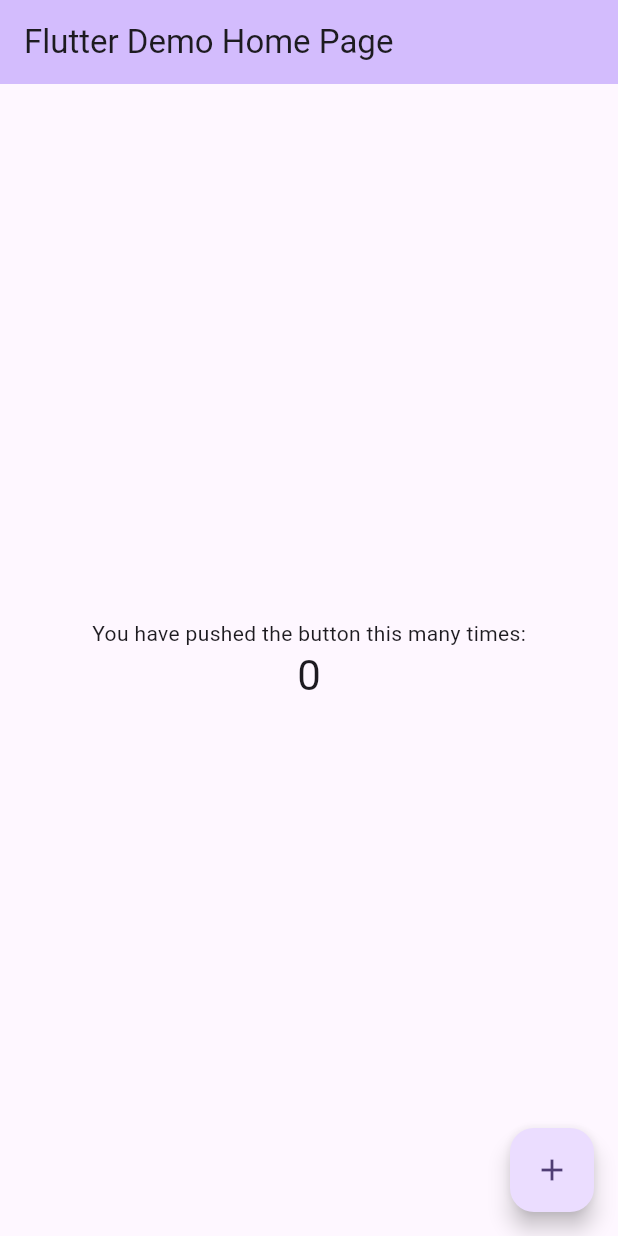
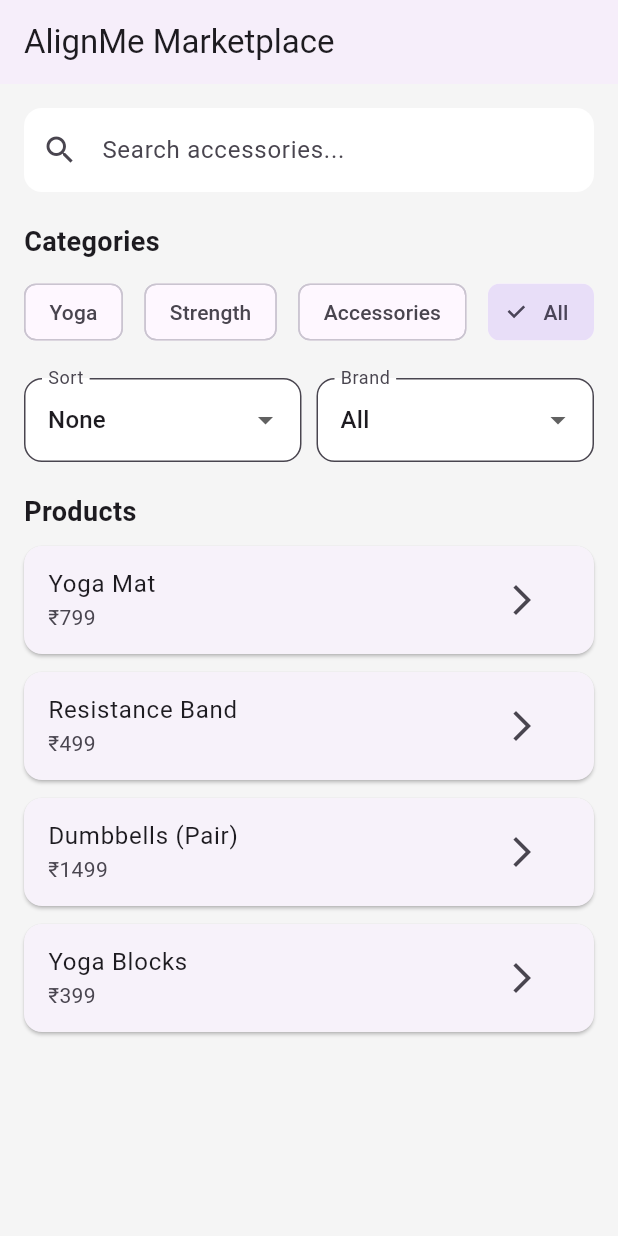
Before and after one commit to Emily-64/AlignMe_MarketPlace, a Flutter app: the screen it shows after launch, on a phone screen of 412 x 824 dp. Run offline on Flutter 3.47's test engine with Material 3 defaults, Android fonts, the phone set to English and light mode, and no system bars.

Commit message:
Initial commit: Flutter marketplace app

```diff
--- a/lib/main.dart
+++ b/lib/main.dart
@@ -1,4 +1,5 @@
 import 'package:flutter/material.dart';
+import 'package:url_launcher/url_launcher.dart';
 
 void main() {
   runApp(const MyApp());
@@ -7,116 +8,303 @@ void main() {
 class MyApp extends StatelessWidget {
   const MyApp({super.key});
 
-  // This widget is the root of your application.
   @override
   Widget build(BuildContext context) {
     return MaterialApp(
-      title: 'Flutter Demo',
+      debugShowCheckedModeBanner: false,
+      title: 'AlignMe Marketplace',
       theme: ThemeData(
-        // This is the theme of your application.
-        //
-        // TRY THIS: Try running your application with "flutter run". You'll see
-        // the application has a purple toolbar. Then, without quitting the app,
-        // try changing the seedColor in the colorScheme below to Colors.green
-        // and then invoke "hot reload" (save your changes or press the "hot
-        // reload" button in a Flutter-supported IDE, or press "r" if you used
-        // the command line to start the app).
-        //
-        // Notice that the counter didn't reset back to zero; the application
-        // state is not lost during the reload. To reset the state, use hot
-        // restart instead.
-        //
-        // This works for code too, not just values: Most code changes can be
-        // tested with just a hot reload.
-        colorScheme: .fromSeed(seedColor: Colors.deepPurple),
+        primarySwatch: Colors.purple,
+        scaffoldBackgroundColor: Colors.grey[100],
       ),
-      home: const MyHomePage(title: 'Flutter Demo Home Page'),
+      home: const MarketplaceHome(),
     );
   }
 }
 
-class MyHomePage extends StatefulWidget {
-  const MyHomePage({super.key, required this.title});
-
-  // This widget is the home page of your application. It is stateful, meaning
-  // that it has a State object (defined below) that contains fields that affect
-  // how it looks.
-
-  // This class is the configuration for the state. It holds the values (in this
-  // case the title) provided by the parent (in this case the App widget) and
-  // used by the build method of the State. Fields in a Widget subclass are
-  // always marked "final".
-
-  final String title;
+class MarketplaceHome extends StatefulWidget {
+  const MarketplaceHome({super.key});
 
   @override
-  State<MyHomePage> createState() => _MyHomePageState();
+  State<MarketplaceHome> createState() => _MarketplaceHomeState();
 }
 
-class _MyHomePageState extends State<MyHomePage> {
-  int _counter = 0;
+class _MarketplaceHomeState extends State<MarketplaceHome> {
+  final TextEditingController searchController = TextEditingController();
 
-  void _incrementCounter() {
+  final List<Map<String, dynamic>> products = [
+    {
+      "title": "Yoga Mat",
+      "price": "₹799",
+      "category": "Yoga",
+      "brand": "FitPro",
+      "amazon": "https://www.amazon.in/s?k=yoga+mat",
+      "flipkart": "https://www.flipkart.com/search?q=yoga+mat",
+    },
+    {
+      "title": "Resistance Band",
+      "price": "₹499",
+      "category": "Strength",
+      "brand": "FlexMax",
+      "amazon": "https://www.amazon.in/s?k=resistance+band",
+      "flipkart": "https://www.flipkart.com/search?q=resistance+band",
+    },
+    {
+      "title": "Dumbbells (Pair)",
+      "price": "₹1499",
+      "category": "Strength",
+      "brand": "ProLift",
+      "amazon": "https://www.amazon.in/s?k=dumbbells",
+      "flipkart": "https://www.flipkart.com/search?q=dumbbells",
+    },
+    {
+      "title": "Yoga Blocks",
+      "price": "₹399",
+      "category": "Yoga",
+      "brand": "ZenFit",
+      "amazon": "https://www.amazon.in/s?k=yoga+blocks",
+      "flipkart": "https://www.flipkart.com/search?q=yoga+blocks",
+    },
+  ];
+
+  List<Map<String, dynamic>> filteredProducts = [];
+
+  String selectedCategory = "All";
+  String selectedBrand = "All";
+  String selectedSort = "None";
+
+  @override
+  void initState() {
+    super.initState();
+    filteredProducts = List.from(products);
+
+    searchController.addListener(() {
+      applyFilters();
+    });
+  }
+
+  void applyFilters() {
+    String query = searchController.text.toLowerCase();
+
+    List<Map<String, dynamic>> results = products.where((item) {
+      bool matchesSearch = item["title"].toLowerCase().contains(query);
+      bool matchesCategory =
+          selectedCategory == "All" || item["category"] == selectedCategory;
+      bool matchesBrand = selectedBrand == "All" || item["brand"] == selectedBrand;
+      return matchesSearch && matchesCategory && matchesBrand;
+    }).toList();
+
+    if (selectedSort == "Price: Low to High") {
+      results.sort((a, b) =>
+          int.parse(a["price"].replaceAll(RegExp(r'[^0-9]'), '')) -
+          int.parse(b["price"].replaceAll(RegExp(r'[^0-9]'), '')));
+    } else if (selectedSort == "Price: High to Low") {
+      results.sort((a, b) =>
+          int.parse(b["price"].replaceAll(RegExp(r'[^0-9]'), '')) -
+          int.parse(a["price"].replaceAll(RegExp(r'[^0-9]'), '')));
+    }
+
     setState(() {
-      // This call to setState tells the Flutter framework that something has
-      // changed in this State, which causes it to rerun the build method below
-      // so that the display can reflect the updated values. If we changed
-      // _counter without calling setState(), then the build method would not be
-      // called again, and so nothing would appear to happen.
-      _counter++;
+      filteredProducts = results;
     });
   }
 
   @override
   Widget build(BuildContext context) {
-    // This method is rerun every time setState is called, for instance as done
-    // by the _incrementCounter method above.
-    //
-    // The Flutter framework has been optimized to make rerunning build methods
-    // fast, so that you can just rebuild anything that needs updating rather
-    // than having to individually change instances of widgets.
     return Scaffold(
       appBar: AppBar(
-        // TRY THIS: Try changing the color here to a specific color (to
-        // Colors.amber, perhaps?) and trigger a hot reload to see the AppBar
-        // change color while the other colors stay the same.
-        backgroundColor: Theme.of(context).colorScheme.inversePrimary,
-        // Here we take the value from the MyHomePage object that was created by
-        // the App.build method, and use it to set our appbar title.
-        title: Text(widget.title),
+        title: const Text("AlignMe Marketplace"),
+        elevation: 1,
       ),
-      body: Center(
-        // Center is a layout widget. It takes a single child and positions it
-        // in the middle of the parent.
+      body: Padding(
+        padding: const EdgeInsets.all(16.0),
         child: Column(
-          // Column is also a layout widget. It takes a list of children and
-          // arranges them vertically. By default, it sizes itself to fit its
-          // children horizontally, and tries to be as tall as its parent.
-          //
-          // Column has various properties to control how it sizes itself and
-          // how it positions its children. Here we use mainAxisAlignment to
-          // center the children vertically; the main axis here is the vertical
-          // axis because Columns are vertical (the cross axis would be
-          // horizontal).
-          //
-          // TRY THIS: Invoke "debug painting" (choose the "Toggle Debug Paint"
-          // action in the IDE, or press "p" in the console), to see the
-          // wireframe for each widget.
-          mainAxisAlignment: .center,
+          crossAxisAlignment: CrossAxisAlignment.start,
           children: [
-            const Text('You have pushed the button this many times:'),
-            Text(
-              '$_counter',
-              style: Theme.of(context).textTheme.headlineMedium,
+            // Search Bar
+            TextField(
+              controller: searchController,
+              decoration: InputDecoration(
+                hintText: "Search accessories...",
+                prefixIcon: const Icon(Icons.search),
+                filled: true,
+                fillColor: Colors.white,
+                border: OutlineInputBorder(
+                  borderRadius: BorderRadius.circular(12),
+                  borderSide: BorderSide.none,
+                ),
+              ),
+            ),
+            const SizedBox(height: 20),
+
+            // Categories
+            const Text(
+              "Categories",
+              style: TextStyle(fontSize: 18, fontWeight: FontWeight.bold),
+            ),
+            const SizedBox(height: 10),
+            Row(
+              mainAxisAlignment: MainAxisAlignment.spaceBetween,
+              children: [
+                categoryChip("Yoga"),
+                categoryChip("Strength"),
+                categoryChip("Accessories"),
+                categoryChip("All"),
+              ],
+            ),
+            const SizedBox(height: 20),
+
+            // Filters
+            Row(
+              children: [
+                filterDropdown(
+                  "Sort",
+                  ["None", "Price: Low to High", "Price: High to Low"],
+                  selectedSort,
+                  (value) {
+                    selectedSort = value!;
+                    applyFilters();
+                  },
+                ),
+                const SizedBox(width: 10),
+                filterDropdown(
+                  "Brand",
+                  ["All", "FitPro", "FlexMax", "ProLift", "ZenFit"],
+                  selectedBrand,
+                  (value) {
+                    selectedBrand = value!;
+                    applyFilters();
+                  },
+                ),
+              ],
+            ),
+            const SizedBox(height: 20),
+            const Text(
+              "Products",
+              style: TextStyle(fontSize: 18, fontWeight: FontWeight.bold),
+            ),
+            const SizedBox(height: 10),
+
+            // Product List
+            Expanded(
+              child: ListView.builder(
+                itemCount: filteredProducts.length,
+                itemBuilder: (context, index) {
+                  final item = filteredProducts[index];
+                  return Card(
+                    shape: RoundedRectangleBorder(
+                        borderRadius: BorderRadius.circular(12)),
+                    margin: const EdgeInsets.only(bottom: 12),
+                    child: ListTile(
+                      title: Text(item["title"]),
+                      subtitle: Text(item["price"]),
+                      trailing: IconButton(
+                        icon: const Icon(Icons.arrow_forward_ios),
+                        onPressed: () {
+                          Navigator.of(context).push(
+                            MaterialPageRoute(
+                              builder: (context) =>
+                                  ProductDetails(product: item),
+                            ),
+                          );
+                        },
+                      ),
+                      onTap: () {
+                        Navigator.of(context).push(
+                          MaterialPageRoute(
+                            builder: (context) =>
+                                ProductDetails(product: item),
+                          ),
+                        );
+                      },
+                    ),
+                  );
+                },
+              ),
             ),
           ],
         ),
       ),
-      floatingActionButton: FloatingActionButton(
-        onPressed: _incrementCounter,
-        tooltip: 'Increment',
-        child: const Icon(Icons.add),
+    );
+  }
+
+  Widget categoryChip(String label) {
+    bool isSelected = selectedCategory == label;
+
+    return ChoiceChip(
+      label: Text(label),
+      selected: isSelected,
+      onSelected: (_) {
+        setState(() {
+          selectedCategory = label;
+        });
+        applyFilters();
+      },
+    );
+  }
+
+  Widget filterDropdown(
+      String label, List<String> options, String selectedValue, Function(String?) onChanged) {
+    return Expanded(
+      child: DropdownButtonFormField<String>(
+        value: selectedValue,
+        decoration: InputDecoration(
+          filled: true,
+          fillColor: Colors.white,
+          labelText: label,
+          border: OutlineInputBorder(
+            borderRadius: BorderRadius.circular(12),
+          ),
+        ),
+        items: options
+            .map((value) => DropdownMenuItem(value: value, child: Text(value)))
+            .toList(),
+        onChanged: onChanged,
       ),
     );
   }
 }
+
+class ProductDetails extends StatelessWidget {
+  final Map<String, dynamic> product;
+  const ProductDetails({super.key, required this.product});
+
+  Future<void> openLink(BuildContext context, String url) async {
+    final Uri uri = Uri.parse(url);
+    if (!await launchUrl(uri, mode: LaunchMode.externalApplication)) {
+      ScaffoldMessenger.of(context).showSnackBar(
+        const SnackBar(content: Text("Could not open link")),
+      );
+    }
+  }
+
+  @override
+  Widget build(BuildContext context) {
+    return Scaffold(
+      appBar: AppBar(title: Text(product["title"])),
+      body: Padding(
+        padding: const EdgeInsets.all(16),
+        child: Column(
+          crossAxisAlignment: CrossAxisAlignment.start,
+          children: [
+            Text("Price: ${product["price"]}", style: const TextStyle(fontSize: 20)),
+            const SizedBox(height: 10),
+            Text("Category: ${product["category"]}", style: const TextStyle(fontSize: 18)),
+            const SizedBox(height: 10),
+            Text("Brand: ${product["brand"]}", style: const TextStyle(fontSize: 18)),
+            const SizedBox(height: 20),
+            ElevatedButton(
+              onPressed: () => openLink(context, product["amazon"]),
+              child: const Text("Buy on Amazon"),
+            ),
+            const SizedBox(height: 10),
+            ElevatedButton(
+              onPressed: () => openLink(context, product["flipkart"]),
+              child: const Text("Buy on Flipkart"),
+            ),
+          ],
+        ),
+      ),
+    );
+  }
+}
```
Also changed, not shown: pubspec.yaml (+2 -69 lines), lib/marketplace_page.dart (deleted), lib/product.dart (deleted), pubspec.lock, 5 other files.
